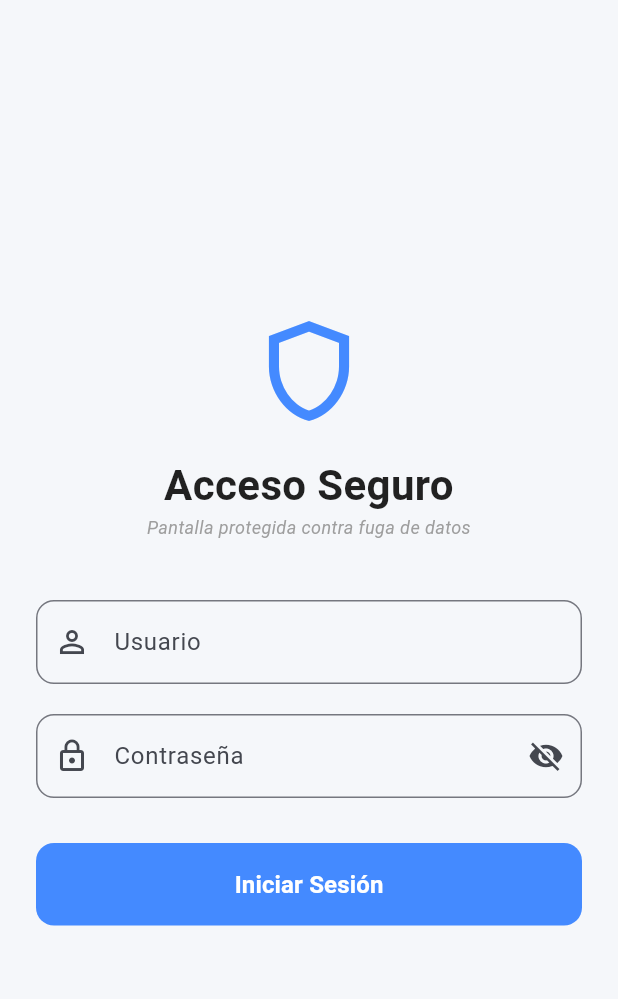
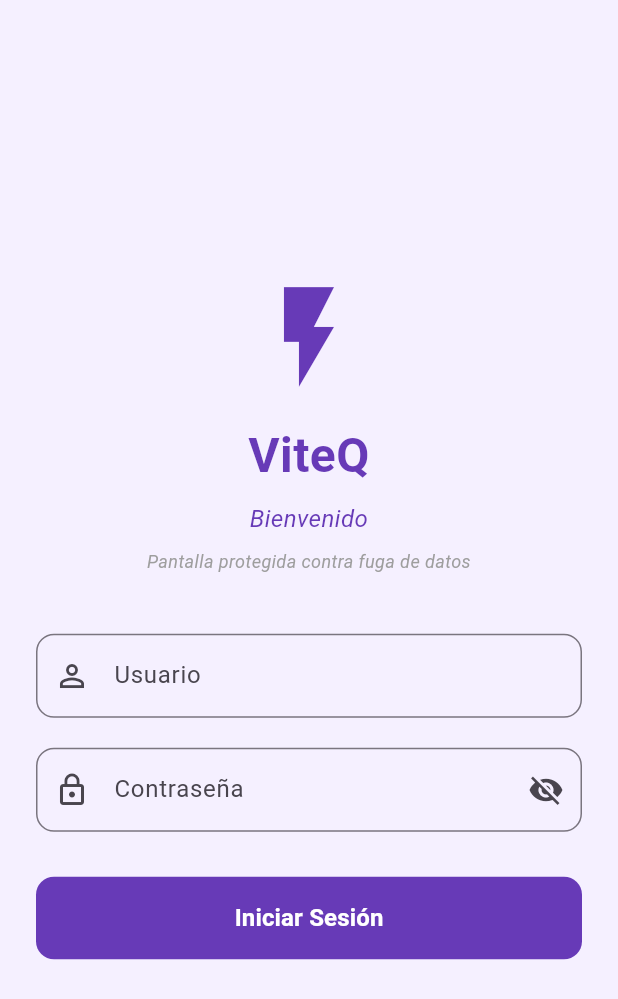
Before and after one commit to Carlosss2/demo_viteQ, a Flutter app: the screen it shows after launch, on a phone screen of 412 x 824 dp. Shown: the top 999 px of the screen. Run offline on Flutter 3.47's test engine with Material 3 defaults, Android fonts, the phone set to English and light mode, and no system bars; missing offline and left inert: screen_protector; accounts and stored records are empty.

Commit message:
FIX colors

```diff
--- a/lib/main.dart
+++ b/lib/main.dart
@@ -21,7 +21,7 @@ class MyApp extends StatelessWidget {
         debugShowCheckedModeBanner: false,
         theme: ThemeData(
           useMaterial3: true,
-          colorSchemeSeed: Colors.blueAccent,
+          colorSchemeSeed: Colors.deepPurple,
         ),
         home: const LoginView(),
       ),
--- a/lib/views/login_view.dart
+++ b/lib/views/login_view.dart
@@ -88,7 +88,7 @@ class _LoginViewState extends State<LoginView> {
     final viewModel = context.watch<LoginViewModel>();
 
     return Scaffold(
-      backgroundColor: const Color(0xfff5f7fa),
+      backgroundColor: const Color(0xFFF5F0FF),
       body: Center(
         child: SingleChildScrollView(
           padding: const EdgeInsets.all(24.0),
@@ -98,13 +98,20 @@ class _LoginViewState extends State<LoginView> {
               mainAxisAlignment: MainAxisAlignment.center,
               crossAxisAlignment: CrossAxisAlignment.stretch,
               children: [
-                const Icon(Icons.shield_outlined, size: 80, color: Colors.blueAccent), // Icono cambiado por semántica de seguridad
+                const Icon(Icons.flash_on, size: 80, color: Colors.deepPurple),
                 const SizedBox(height: 16),
                 const Text(
-                  "Acceso Seguro",
+                  "ViteQ",
                   textAlign: TextAlign.center,
-                  style: TextStyle(fontSize: 28, fontWeight: FontWeight.bold, color: Colors.black87),
+                  style: TextStyle(fontSize: 32, fontWeight: FontWeight.bold, color: Colors.deepPurple),
                 ),
+                const SizedBox(height: 8),
+                const Text(
+                  "Bienvenido",
+                  textAlign: TextAlign.center,
+                  style: TextStyle(fontSize: 16, color: Colors.deepPurple, fontStyle: FontStyle.italic),
+                ),
+                const SizedBox(height: 8),
                 const Text(
                   "Pantalla protegida contra fuga de datos",
                   textAlign: TextAlign.center,
@@ -148,7 +155,7 @@ class _LoginViewState extends State<LoginView> {
                 ElevatedButton(
                   onPressed: viewModel.isLoading ? null : () => _handleLogin(viewModel),
                   style: ElevatedButton.styleFrom(
-                    backgroundColor: Colors.blueAccent,
+                    backgroundColor: Colors.deepPurple,
                     foregroundColor: Colors.white,
                     padding: const EdgeInsets.symmetric(vertical: 16),
                     shape: RoundedRectangleBorder(borderRadius: BorderRadius.circular(12)),
```
